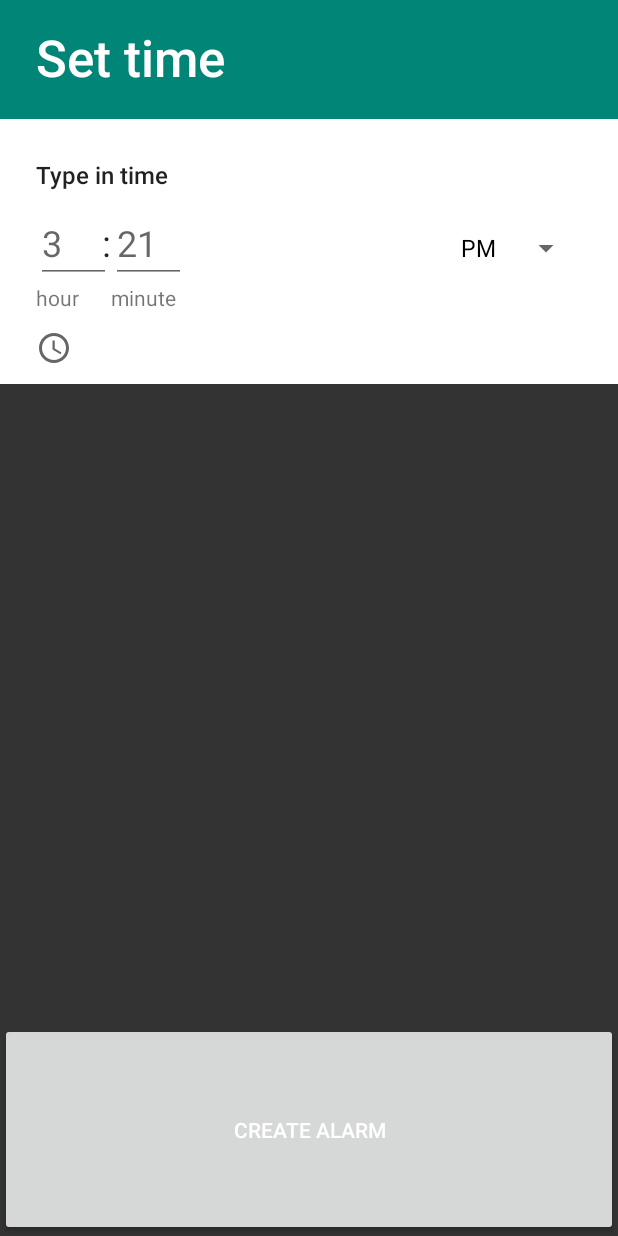
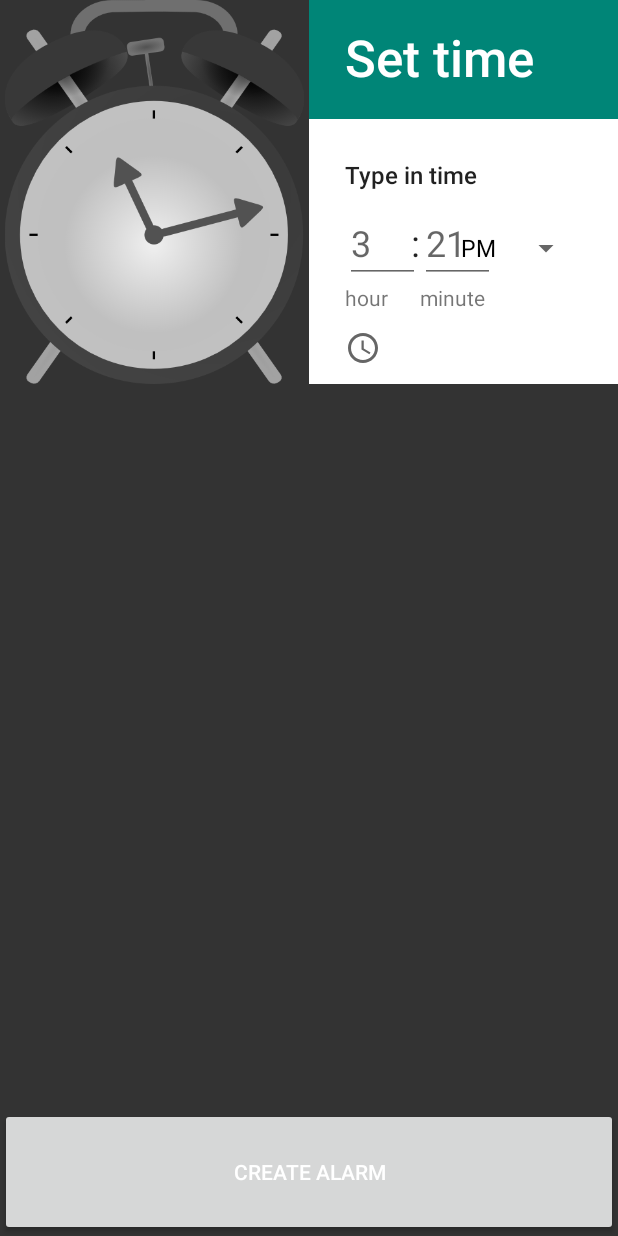
Before and after one commit to jtwalker/Alert, an Android app: the CreateAlarm screen opened directly, with no data from a screen before it, after a tap on an icon or button, on a phone screen of 412 x 824 dp. Run offline under Robolectric (Android 15) with nearby library versions, the light colour scheme and no system bars; 3 other taps on this screen came first.

Commit message:
CreateAlarm xml now has an ImageView area for the image of the alarm to be set.

```diff
--- a/app/src/main/res/layout/create_alarm.xml
+++ b/app/src/main/res/layout/create_alarm.xml
@@ -6,24 +6,43 @@
     android:orientation="vertical" >
 
     <LinearLayout
-        android:layout_width="wrap_content"
+        android:id="@+id/alarmDetailsTop"
+        android:layout_width="match_parent"
         android:layout_height="wrap_content"
         android:layout_gravity="center"
-        android:layout_weight="0.75" >
+        android:orientation="horizontal">
+
+        <ImageView
+            android:id="@+id/alarmImage"
+            android:layout_width="0dp"
+            android:layout_height="match_parent"
+            android:layout_weight="0.5"
+            android:clickable="true"
+            android:src="@drawable/alarm"
+            android:contentDescription="@string/image_description"/>
 
         <TimePicker
             android:id="@+id/timePicker"
             android:layout_width="0dp"
             android:layout_height="wrap_content"
-            android:layout_weight="0.75"
-            android:background="@color/white"
-            android:gravity="center" />
+            android:layout_weight="0.5"
+            android:background="@color/white" />
     </LinearLayout>
+
+    <LinearLayout
+        android:id="@+id/alarmDetailsBottom"
+        android:layout_width="match_parent"
+        android:layout_height="0dp"
+        android:layout_weight="0.85"
+        android:orientation="vertical" >
+
+    </LinearLayout>
+
     <LinearLayout
         android:id="@+id/buttonLayout"
         android:layout_width="match_parent"
         android:layout_height="0dp"
-        android:layout_weight="0.25" >
+        android:layout_weight="0.15" >
 
         <Button
             android:id="@+id/createAlarmButton"
--- a/app/src/main/res/values/strings.xml
+++ b/app/src/main/res/values/strings.xml
@@ -7,6 +7,7 @@
     <string name="create_alarm">Create Alarm</string>
     <string name="view_alarms">View Alarms</string>
     <string name="date">Date</string>
+    <string name="image_description">Image to be used for the alarm</string>
 
     <string name="title_activity_set_alarm">SetAlarm</string>
     <string name="title_activity_alarm_receiver">AlarmReceiverActivity</string>
```
Also changed, not shown: 19 other files.
